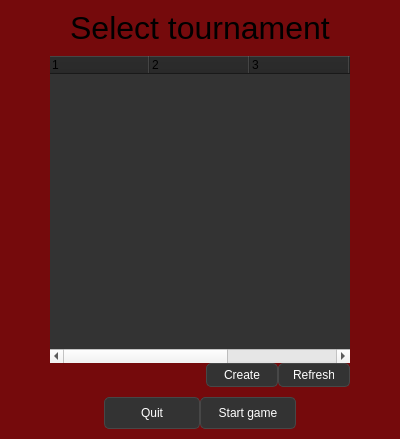
Before: the Qt Designer form tournamentselectorview.ui in Cannabis2013/DartSimulator2019, drawn with Qt 5.
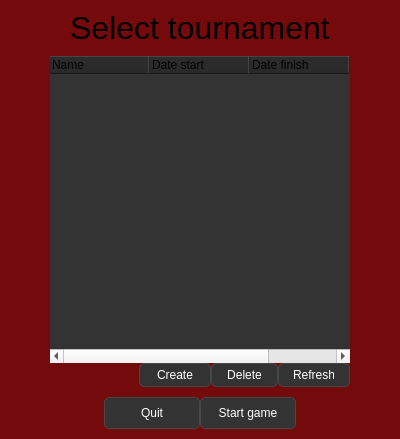
After: the same form once the commit is applied.

Commit message: Working on delete tournament

```diff
--- a/tournamentselectorview.ui
+++ b/tournamentselectorview.ui
@@ -327,38 +327,40 @@
 {
 	background-color: rgb(51, 51, 51);
 	border:0px solid;
+	color:white;
 }
 </string>
                </property>
                <property name="frameShape">
                 <enum>QFrame::NoFrame</enum>
                </property>
+               <property name="rootIsDecorated">
+                <bool>false</bool>
+               </property>
+               <property name="itemsExpandable">
+                <bool>false</bool>
+               </property>
                <property name="columnCount">
-                <number>5</number>
+                <number>4</number>
                </property>
                <column>
                 <property name="text">
-                 <string notr="true">1</string>
+                 <string>Name</string>
                 </property>
                </column>
                <column>
                 <property name="text">
-                 <string notr="true">2</string>
+                 <string>Date start</string>
                 </property>
                </column>
                <column>
                 <property name="text">
-                 <string notr="true">3</string>
+                 <string>Date finish</string>
                 </property>
                </column>
                <column>
                 <property name="text">
-                 <string notr="true">4</string>
-                </property>
-               </column>
-               <column>
-                <property name="text">
-                 <string notr="true">5</string>
+                 <string>Id</string>
                 </property>
                </column>
               </widget>
@@ -431,6 +433,25 @@
                   </property>
                  </widget>
                 </item>
+                <item>
+                 <widget class="QPushButton" name="DeleteButton">
+                  <property name="minimumSize">
+                   <size>
+                    <width>0</width>
+                    <height>24</height>
+                   </size>
+                  </property>
+                  <property name="maximumSize">
+                   <size>
+                    <width>16777215</width>
+                    <height>24</height>
+                   </size>
+                  </property>
+                  <property name="text">
+                   <string>Delete</string>
+                  </property>
+                 </widget>
+                </item>
                 <item>
                  <widget class="QPushButton" name="RefreshButton">
                   <property name="sizePolicy">
```
Left out of the diff: 2 changed lines with no effect on the pictures. The commit also changes 11 other files.
